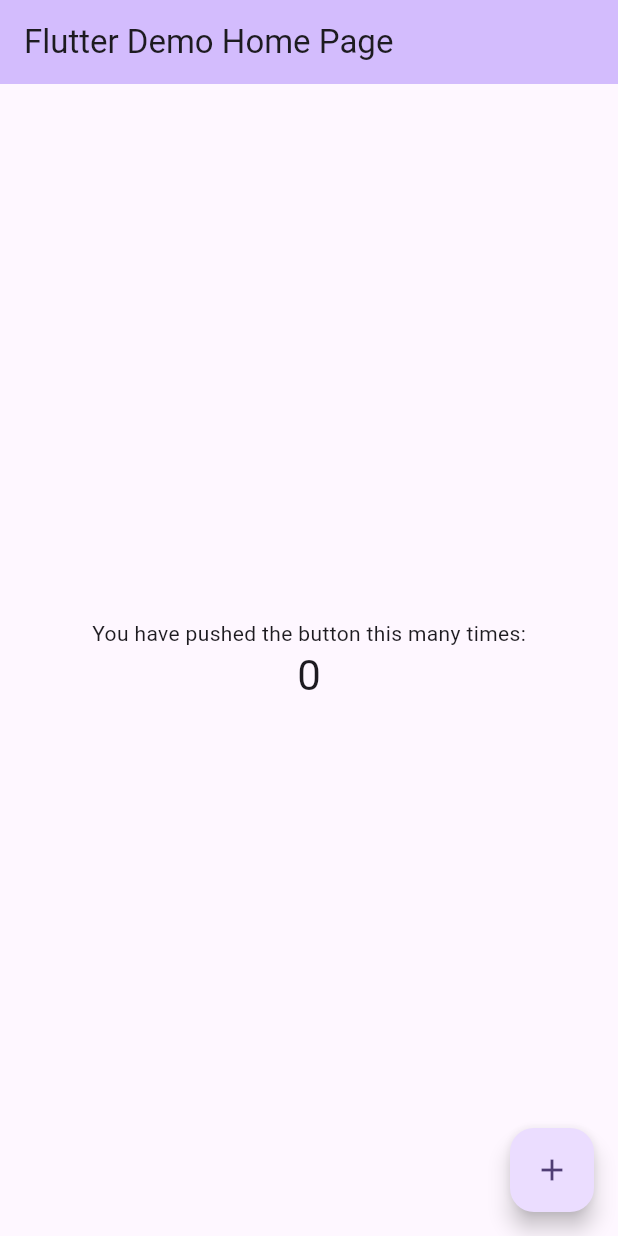
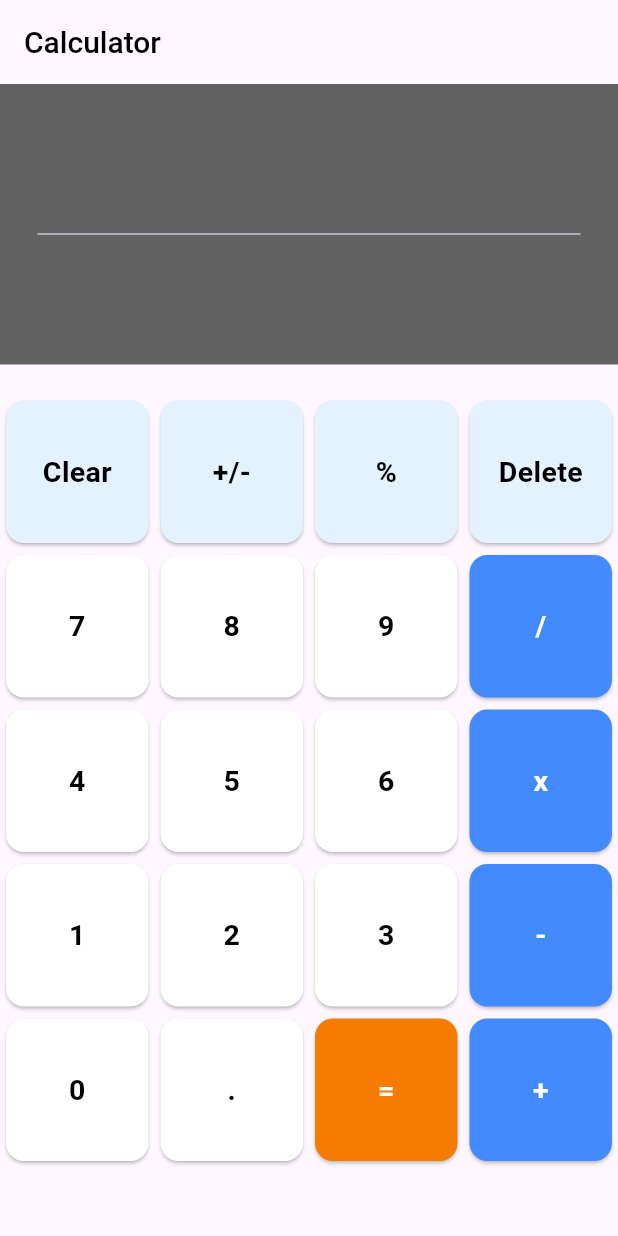
Before and after one commit to Akshay-Panika/Calculator-app, a Flutter app: the screen it shows after launch, on a phone screen of 412 x 824 dp. Run offline on Flutter 3.47's test engine with Material 3 defaults, Android fonts, the phone set to English and light mode, and no system bars; our stand-ins replace math_expressions.

Commit message:
Calculator app

```diff
--- /dev/null
+++ b/lib/home_screen.dart
@@ -0,0 +1,184 @@
+import 'package:flutter/material.dart';
+import 'package:math_expressions/math_expressions.dart';
+
+import 'my_button.dart';
+
+class HomeScreen extends StatefulWidget {
+  const HomeScreen({super.key});
+
+  @override
+  _HomeScreenState createState() => _HomeScreenState();
+}
+
+class _HomeScreenState extends State<HomeScreen> {
+  var userInput = '';
+  var answer = '';
+
+  // Array of buttons
+  final List<String> buttons = [
+    'Clear', '+/-', '%','Delete',
+    '7', '8', '9', '/',
+    '4', '5', '6', 'x',
+    '1', '2', '3', '-',
+    '0', '.', '=', '+',
+  ];
+
+  @override
+  Widget build(BuildContext context) {
+    return Scaffold(
+      appBar: AppBar(
+        title: const Text("Calculator"),
+        titleTextStyle: const TextStyle(fontSize: 20, fontWeight: FontWeight.w500, color: Colors.black),
+      ),
+      body: Column(
+        children: [
+          // Input & Output
+          Expanded(flex: 1,
+            child: Container(
+              color: Colors.grey.shade700,
+              width: double.infinity,
+              child: Padding(
+                padding: const EdgeInsets.only(right: 25, left: 25, top: 20),
+                child: Column(
+                  mainAxisAlignment: MainAxisAlignment.spaceEvenly,
+                  crossAxisAlignment: CrossAxisAlignment.end,
+                  children: [
+                    Text(
+                      userInput,
+                      style: const TextStyle(fontSize: 25, color: Colors.white, fontWeight: FontWeight.bold),
+                    ),
+                    const Divider(),
+                    Text(
+                      answer,
+                      style: const TextStyle(fontSize: 30, color: Colors.white, fontWeight: FontWeight.bold),
+                    ),
+                  ],
+                ),
+              ),
+            ),
+          ),
+
+
+          const SizedBox(height: 20),
+          Expanded(
+            flex: 3,
+            child: GridView.builder(
+              itemCount: buttons.length,
+              gridDelegate: const SliverGridDelegateWithFixedCrossAxisCount(crossAxisCount: 4),
+              itemBuilder: (BuildContext context, int index) {
+
+                // Clear Button
+                if (index == 0) {
+                  return MyButton(
+                    buttontapped: () {
+                      setState(() {
+                        userInput = '';
+                        answer = '';
+                      });
+                    },
+                    buttonText: buttons[index],
+                    color: Colors.blue[50],
+                    textColor: Colors.black,
+                  );
+                }
+                // +/- Button
+                else if (index == 1) {
+                  return MyButton(
+                    buttontapped: () {
+                      setState(() {
+                        if (userInput.isNotEmpty) {
+                          if (userInput.startsWith('-')) {
+                            userInput = userInput.substring(1);
+                          } else {
+                            userInput = '-$userInput';
+                          }
+                        }
+                      });
+                    },
+                    buttonText: buttons[index],
+                    color: Colors.blue[50],
+                    textColor: Colors.black,
+                  );
+                }
+                // % Button
+                else if (index == 2) {
+                  return MyButton(
+                    buttontapped: () {
+                      setState(() {
+                        userInput += buttons[index];
+                      });
+                    },
+                    buttonText: buttons[index],
+                    color: Colors.blue[50],
+                    textColor: Colors.black,
+                  );
+                }
+                // Delete Button
+                else if (index == 3) {
+                  return MyButton(
+                    buttontapped: () {
+                      setState(() {
+                        if (userInput.isNotEmpty) {
+                          userInput = userInput.substring(0, userInput.length - 1);
+                        }
+                      });
+                    },
+                    buttonText: buttons[index],
+                    color: Colors.blue[50],
+                    textColor: Colors.black,
+                  );
+                }
+                // Equal Button
+                else if (index == 18) {
+                  return MyButton(
+                    buttontapped: () {
+                      setState(() {
+                        equalPressed();
+                      });
+                    },
+                    buttonText: buttons[index],
+                    color: Colors.orange[700],
+                    textColor: Colors.white,
+                  );
+                }
+                // Other buttons
+                else {
+                  return MyButton(
+                    buttontapped: () {
+                      setState(() {
+                        userInput += buttons[index];
+                      });
+                    },
+                    buttonText: buttons[index],
+                    color: isOperator(buttons[index]) ? Colors.blueAccent : Colors.white,
+                    textColor: isOperator(buttons[index]) ? Colors.white : Colors.black,
+                  );
+                }
+              },
+            ),
+          ),
+        ],
+      ),
+    );
+  }
+
+  bool isOperator(String x) {
+    return (x == '/' || x == 'x' || x == '-' || x == '+' || x == '=');
+  }
+
+  // Function to calculate the input operation
+  void equalPressed() {
+    String finaluserinput = userInput;
+    finaluserinput = userInput.replaceAll('x', '*');
+
+    try {
+      Parser p = Parser();
+      Expression exp = p.parse(finaluserinput);
+      ContextModel cm = ContextModel();
+      double eval = exp.evaluate(EvaluationType.REAL, cm);
+      answer = eval.toString();
+    } catch (e) {
+      answer = "Error";
+    }
+  }
+}
--- a/lib/main.dart
+++ b/lib/main.dart
@@ -1,3 +1,4 @@
+import 'package:calculator_app/home_screen.dart';
 import 'package:flutter/material.dart';
 
 void main() {
@@ -7,119 +8,11 @@ void main() {
 class MyApp extends StatelessWidget {
   const MyApp({super.key});
 
-  // This widget is the root of your application.
   @override
   Widget build(BuildContext context) {
-    return MaterialApp(
-      title: 'Flutter Demo',
-      theme: ThemeData(
-        // This is the theme of your application.
-        //
-        // TRY THIS: Try running your application with "flutter run". You'll see
-        // the application has a purple toolbar. Then, without quitting the app,
-        // try changing the seedColor in the colorScheme below to Colors.green
-        // and then invoke "hot reload" (save your changes or press the "hot
-        // reload" button in a Flutter-supported IDE, or press "r" if you used
-        // the command line to start the app).
-        //
-        // Notice that the counter didn't reset back to zero; the application
-        // state is not lost during the reload. To reset the state, use hot
-        // restart instead.
-        //
-        // This works for code too, not just values: Most code changes can be
-        // tested with just a hot reload.
-        colorScheme: ColorScheme.fromSeed(seedColor: Colors.deepPurple),
-        useMaterial3: true,
-      ),
-      home: const MyHomePage(title: 'Flutter Demo Home Page'),
+    return const MaterialApp(
+      debugShowCheckedModeBanner: false,
+      home: HomeScreen(),
     );
   }
 }
-
-class MyHomePage extends StatefulWidget {
-  const MyHomePage({super.key, required this.title});
-
-  // This widget is the home page of your application. It is stateful, meaning
-  // that it has a State object (defined below) that contains fields that affect
-  // how it looks.
-
-  // This class is the configuration for the state. It holds the values (in this
-  // case the title) provided by the parent (in this case the App widget) and
-  // used by the build method of the State. Fields in a Widget subclass are
-  // always marked "final".
-
-  final String title;
-
-  @override
-  State<MyHomePage> createState() => _MyHomePageState();
-}
-
-class _MyHomePageState extends State<MyHomePage> {
-  int _counter = 0;
-
-  void _incrementCounter() {
-    setState(() {
-      // This call to setState tells the Flutter framework that something has
-      // changed in this State, which causes it to rerun the build method below
-      // so that the display can reflect the updated values. If we changed
-      // _counter without calling setState(), then the build method would not be
-      // called again, and so nothing would appear to happen.
-      _counter++;
-    });
-  }
-
-  @override
-  Widget build(BuildContext context) {
-    // This method is rerun every time setState is called, for instance as done
-    // by the _incrementCounter method above.
-    //
-    // The Flutter framework has been optimized to make rerunning build methods
-    // fast, so that you can just rebuild anything that needs updating rather
-    // than having to individually change instances of widgets.
-    return Scaffold(
-      appBar: AppBar(
-        // TRY THIS: Try changing the color here to a specific color (to
-        // Colors.amber, perhaps?) and trigger a hot reload to see the AppBar
-        // change color while the other colors stay the same.
-        backgroundColor: Theme.of(context).colorScheme.inversePrimary,
-        // Here we take the value from the MyHomePage object that was created by
-        // the App.build method, and use it to set our appbar title.
-        title: Text(widget.title),
-      ),
-      body: Center(
-        // Center is a layout widget. It takes a single child and positions it
-        // in the middle of the parent.
-        child: Column(
-          // Column is also a layout widget. It takes a list of children and
-          // arranges them vertically. By default, it sizes itself to fit its
-          // children horizontally, and tries to be as tall as its parent.
-          //
-          // Column has various properties to control how it sizes itself and
-          // how it positions its children. Here we use mainAxisAlignment to
-          // center the children vertically; the main axis here is the vertical
-          // axis because Columns are vertical (the cross axis would be
-          // horizontal).
-          //
-          // TRY THIS: Invoke "debug painting" (choose the "Toggle Debug Paint"
-          // action in the IDE, or press "p" in the console), to see the
-          // wireframe for each widget.
-          mainAxisAlignment: MainAxisAlignment.center,
-          children: <Widget>[
-            const Text(
-              'You have pushed the button this many times:',
-            ),
-            Text(
-              '$_counter',
-              style: Theme.of(context).textTheme.headlineMedium,
-            ),
-          ],
-        ),
-      ),
-      floatingActionButton: FloatingActionButton(
-        onPressed: _incrementCounter,
-        tooltip: 'Increment',
-        child: const Icon(Icons.add),
-      ), // This trailing comma makes auto-formatting nicer for build methods.
-    );
-  }
-}
--- /dev/null
+++ b/lib/my_button.dart
@@ -0,0 +1,31 @@
+import 'package:flutter/material.dart';
+
+class MyButton extends StatelessWidget {
+  final Color? color;
+  final Color? textColor;
+  final String buttonText;
+  final VoidCallback buttontapped;
+
+  // Constructor
+  const MyButton({super.key, this.color, this.textColor, required this.buttonText, required this.buttontapped});
+
+  @override
+  Widget build(BuildContext context) {
+    return GestureDetector(
+      onTap: buttontapped,
+      child: Card(
+        color: color,
+        child: Center(
+          child: Text(
+            buttonText,
+            style: TextStyle(
+              color: textColor,
+              fontSize: 19,
+              fontWeight: FontWeight.bold,
+            ),
+          ),
+        ),
+      ),
+    );
+  }
+}
--- a/pubspec.yaml
+++ b/pubspec.yaml
@@ -35,6 +35,7 @@ dependencies:
   # The following adds the Cupertino Icons font to your application.
   # Use with the CupertinoIcons class for iOS style icons.
   cupertino_icons: ^1.0.6
+  math_expressions: ^2.5.0
 
 dev_dependencies:
   flutter_test:
```
Also changed, not shown: pubspec.lock.
